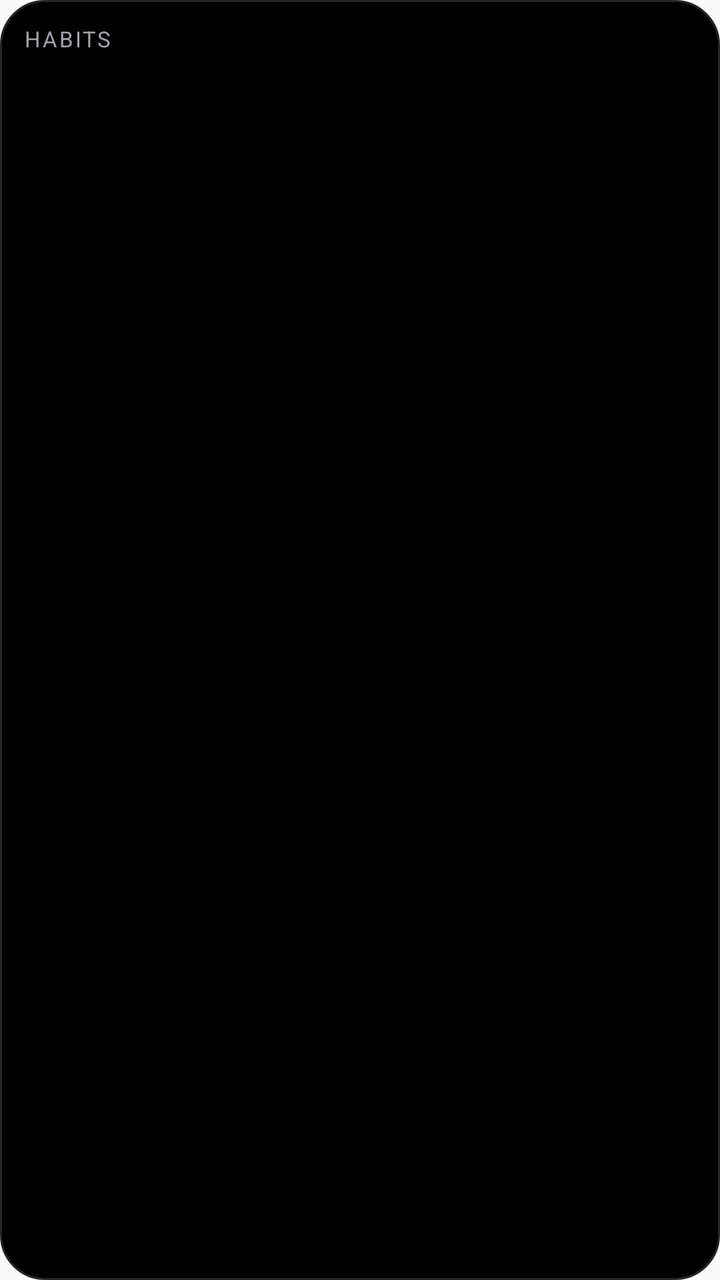
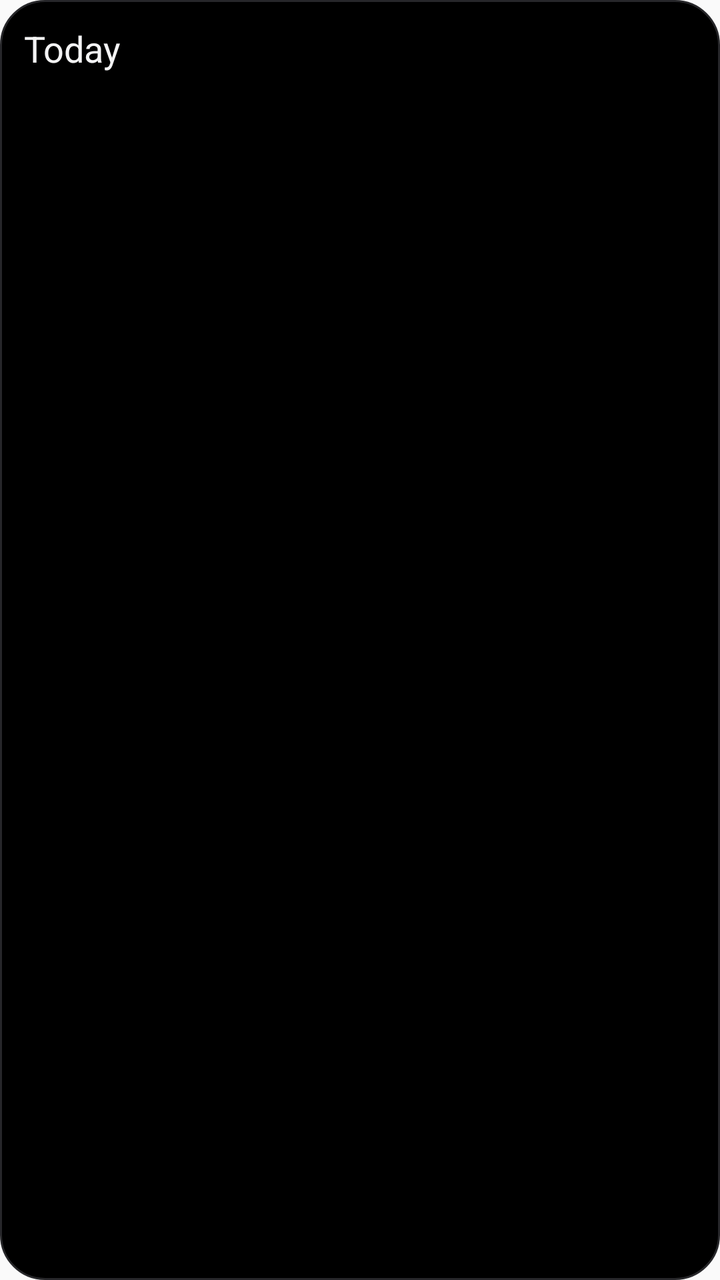

An Android layout rendered at two revisions. The XML below is the earlier revision; the diff shows what the commit changed to produce the second picture.
<!-- AndroidManifest.xml: application theme AppTheme -->
<!-- res/layout/widget_habits.xml -->
<?xml version="1.0" encoding="utf-8"?>
<LinearLayout xmlns:android="http://schemas.android.com/apk/res/android"
    android:id="@+id/widget_root"
    android:layout_width="match_parent"
    android:layout_height="match_parent"
    android:background="@drawable/widget_bg"
    android:orientation="vertical"
    android:padding="12dp">

    <TextView
        android:id="@+id/widget_kicker"
        android:layout_width="match_parent"
        android:layout_height="wrap_content"
        android:letterSpacing="0.08"
        android:text="HABITS"
        android:textAllCaps="true"
        android:textColor="#A1A1AA"
        android:textSize="11sp" />

    <ListView
        android:id="@+id/habit_list"
        android:layout_width="match_parent"
        android:layout_height="match_parent"
        android:layout_marginTop="8dp"
        android:divider="@android:color/transparent"
        android:dividerHeight="4dp" />

    <TextView
        android:id="@+id/habit_empty"
        android:layout_width="match_parent"
        android:layout_height="wrap_content"
        android:layout_marginTop="8dp"
        android:text="Nothing due. Open Vesper."
        android:textColor="#A1A1AA"
        android:textSize="13sp" />
</LinearLayout>
<!-- resources referenced by this layout -->
<resources>
  <!-- drawable widget_bg (drawable) -->
  <?xml version="1.0" encoding="utf-8"?>
  <shape xmlns:android="http://schemas.android.com/apk/res/android" android:shape="rectangle">
      <solid android:color="#000000" />
      <corners android:radius="22dp" />
      <stroke android:width="1dp" android:color="#27272A" />
  </shape>
  <style name="AppTheme" parent="Theme.AppCompat.Light.DarkActionBar">
          
          <item name="colorPrimary">@color/colorPrimary</item>
          <item name="colorPrimaryDark">@color/colorPrimaryDark</item>
          <item name="colorAccent">@color/colorAccent</item>
      </style>
</resources>

<!-- the commit's change to res/layout/widget_habits.xml (unified diff, before → after) -->
@@ -11,11 +11,9 @@
         android:id="@+id/widget_kicker"
         android:layout_width="match_parent"
         android:layout_height="wrap_content"
-        android:letterSpacing="0.08"
-        android:text="HABITS"
-        android:textAllCaps="true"
-        android:textColor="#A1A1AA"
-        android:textSize="11sp" />
+        android:text="Today"
+        android:textColor="#F4F4F5"
+        android:textSize="18sp" />
 
     <ListView
         android:id="@+id/habit_list"
